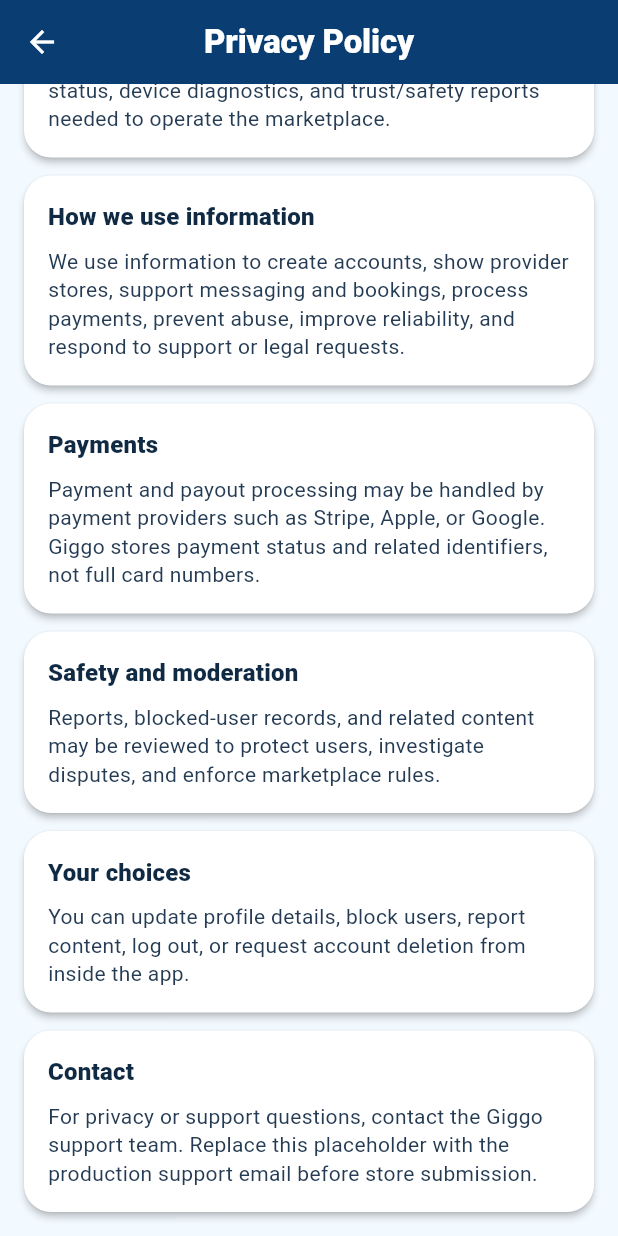
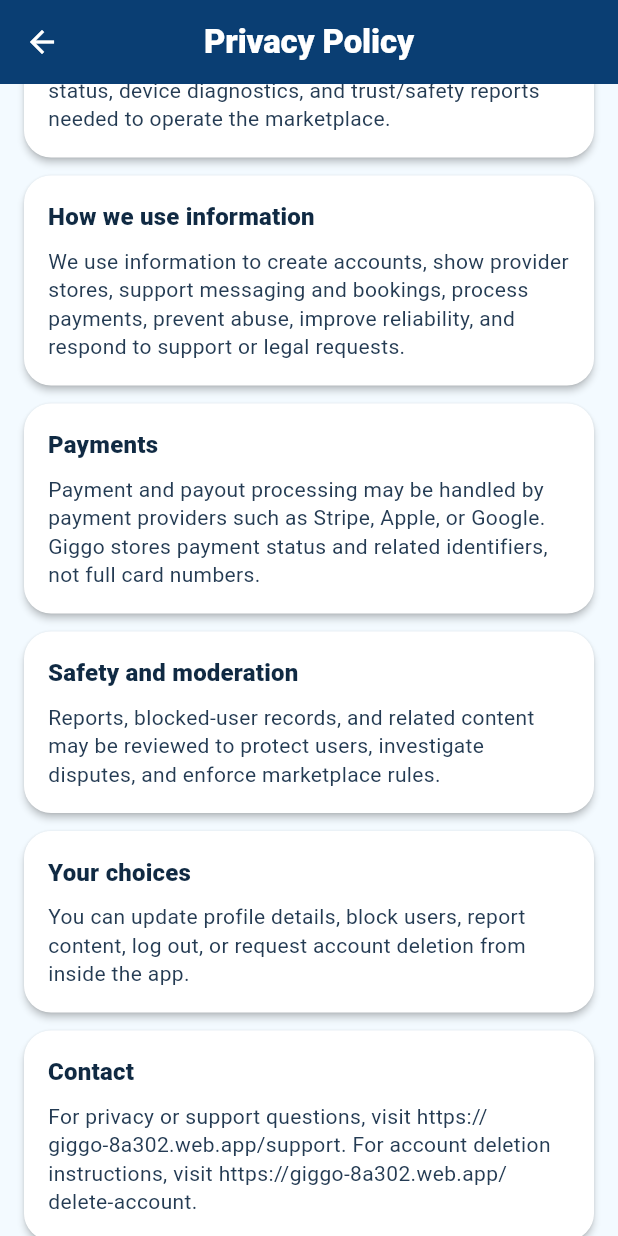
Before and after one commit to yona0711/giggo-hosting, a Flutter app: the LegalInfoScreen screen opened directly, scrolled down 175 dp, on a phone screen of 412 x 824 dp. Run offline on Flutter 3.47's test engine with Material 3 defaults, Android fonts, the light colour scheme and no system bars; our stand-ins replace cloud_firestore, firebase_auth, firebase_core, image_picker, printing; missing offline and left inert: dart:html; accounts and stored records are empty.

Commit message:
Remove placeholder legal support copy

```diff
--- a/client/lib/screens/legal_info_screen.dart
+++ b/client/lib/screens/legal_info_screen.dart
@@ -47,7 +47,7 @@ class LegalInfoScreen extends StatelessWidget {
         (
           heading: 'Contact',
           body:
-              'For privacy or support questions, contact the Giggo support team. Replace this placeholder with the production support email before store submission.',
+              'For privacy or support questions, visit https://giggo-8a302.web.app/support. For account deletion instructions, visit https://giggo-8a302.web.app/delete-account.',
         ),
       ];
     }
@@ -79,9 +79,9 @@ class LegalInfoScreen extends StatelessWidget {
             'Users can report listings, stores, messages, or accounts. Giggo may review reports and take action including warnings, content removal, blocking, or account restrictions.',
       ),
       (
-        heading: 'Important placeholder',
+        heading: 'Legal review',
         body:
-            'These terms are starter app text for development and store-readiness work. Replace them with lawyer-reviewed production terms before public launch.',
+            'These terms describe the current Giggo app experience and should be reviewed with qualified legal counsel before a full public launch.',
       ),
     ];
   }
```
Also changed, not shown: 1 other file.
